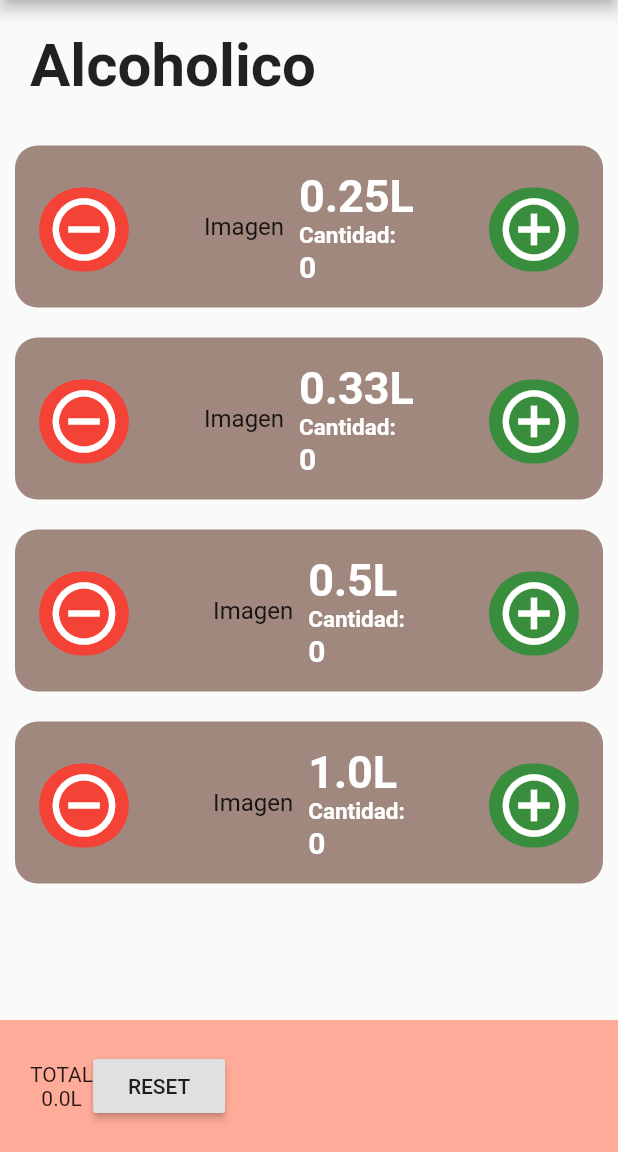
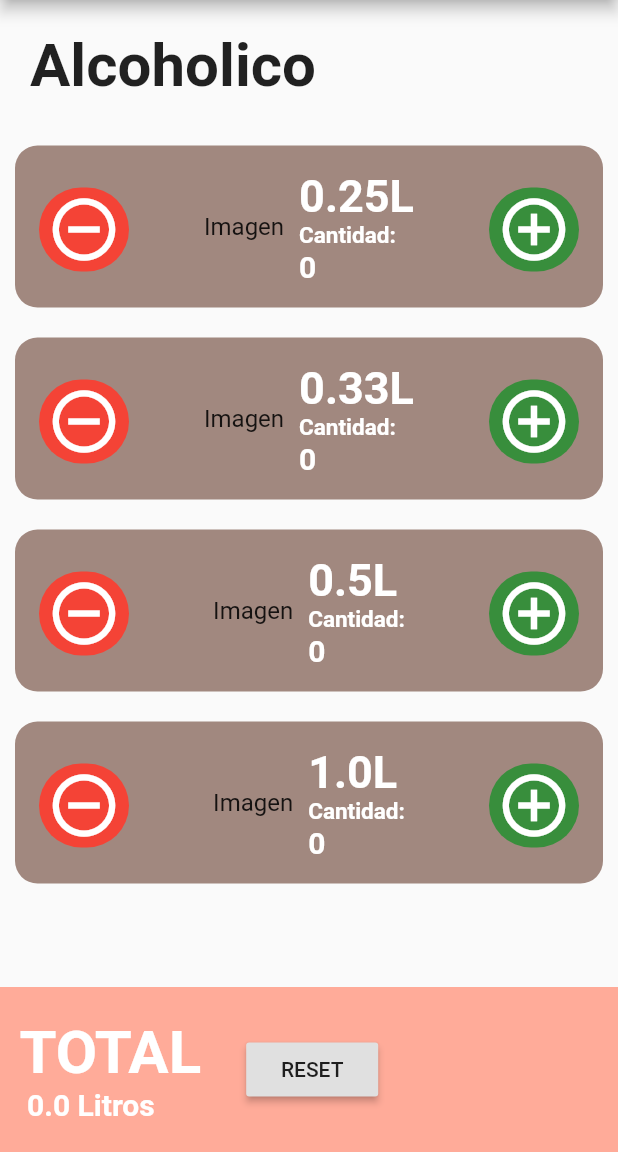
Before and after one commit to SergioMorenoAntequera/HangoverCalculator, a Flutter app: the screen it shows after launch, on a phone screen of 412 x 824 dp, the part 84-1236 px from its top. Run offline on Flutter 3.47's test engine with Material 2 defaults, Android fonts, the phone set to English and light mode, and no system bars; Roboto replaces fonts that are missing (Hind).

```diff
--- a/lib/screens/mainPage.dart
+++ b/lib/screens/mainPage.dart
@@ -10,6 +10,10 @@ class MainPage extends StatefulWidget {
 }
 
 class _MainPageState extends State<MainPage> {
+  int amount025 = 0;
+  int amount033 = 0;
+  int amount050 = 0;
+  int amount100 = 0;
   double _totalDrinks = 0;
 
   @override
@@ -56,7 +60,7 @@ class _MainPageState extends State<MainPage> {
                   removeAction: removeDrinks,
                 ),
                 SizedBox(
-                  height: 100,
+                  height: 105,
                 )
               ],
             ),
@@ -67,16 +71,39 @@ class _MainPageState extends State<MainPage> {
             alignment: Alignment.bottomCenter,
             child: Container(
               color: Color(0xffFFAB99),
-              padding: EdgeInsets.all(20),
+              padding:
+                  EdgeInsets.only(top: 20, bottom: 20, left: 13, right: 13),
               child: Row(
                 // Total y total de litros a la izquierda
                 children: <Widget>[
-                  Column(
-                    mainAxisSize: MainAxisSize.min,
-                    children: <Widget>[
-                      Text("TOTAL"),
-                      Text("${this._totalDrinks}L"),
-                    ],
+                  Container(
+                    padding: EdgeInsets.only(left: 0, right: 30),
+                    child: Column(
+                      mainAxisSize: MainAxisSize.min,
+                      crossAxisAlignment: CrossAxisAlignment.start,
+                      children: <Widget>[
+                        Text(
+                          "TOTAL",
+                          // style: Theme.of(context).textTheme.headline2,
+                          style: TextStyle(
+                            fontSize: 40,
+                            color: Colors.white,
+                            fontWeight: FontWeight.bold,
+                          ),
+                        ),
+                        Container(
+                          padding: EdgeInsets.only(left: 5),
+                          child: Text(
+                            "${formatTotal()} Litros",
+                            style: TextStyle(
+                              fontSize: 20,
+                              color: Colors.white,
+                              fontWeight: FontWeight.bold,
+                            ),
+                          ),
+                        ),
+                      ],
+                    ),
                   ),
                   RaisedButton(
                     child: Text("RESET"),
@@ -111,6 +138,15 @@ class _MainPageState extends State<MainPage> {
     });
   }
 
+  // To avoid problems with periodic numbers
+  String formatTotal() {
+    if (this._totalDrinks.toString().length < 12)
+      return this._totalDrinks.toString();
+
+    int indexAux = this._totalDrinks.toString().indexOf(".");
+    return this._totalDrinks.toString().substring(0, indexAux + 3);
+  }
+
   AppBar appbar = new AppBar(
     title: Text("Hangover Calculator"),
   );
```
